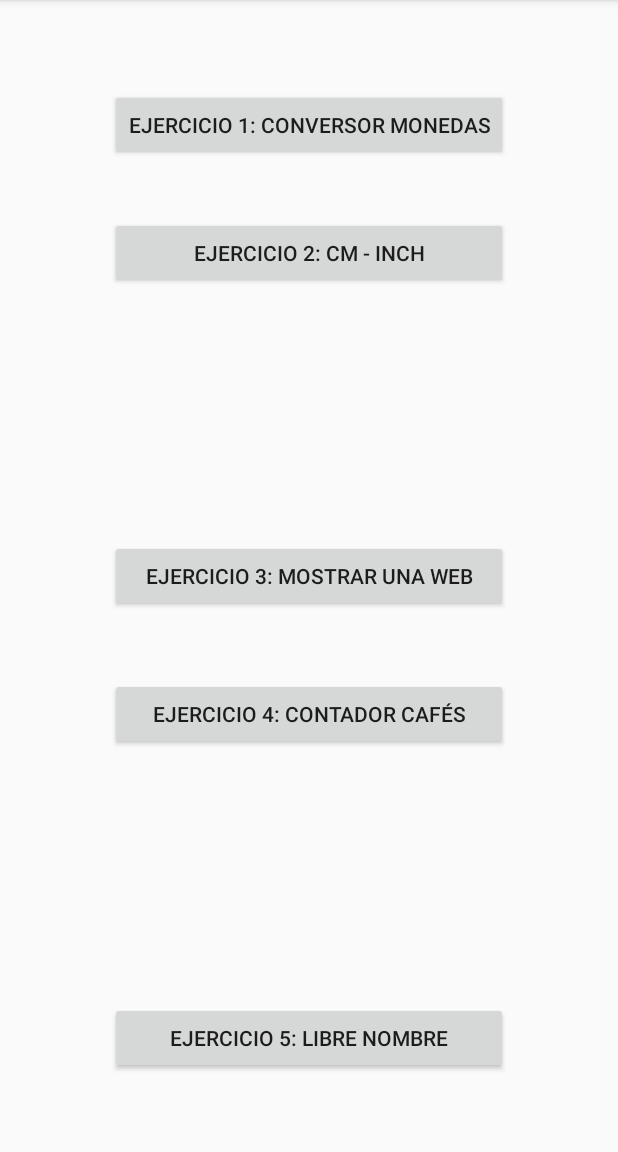
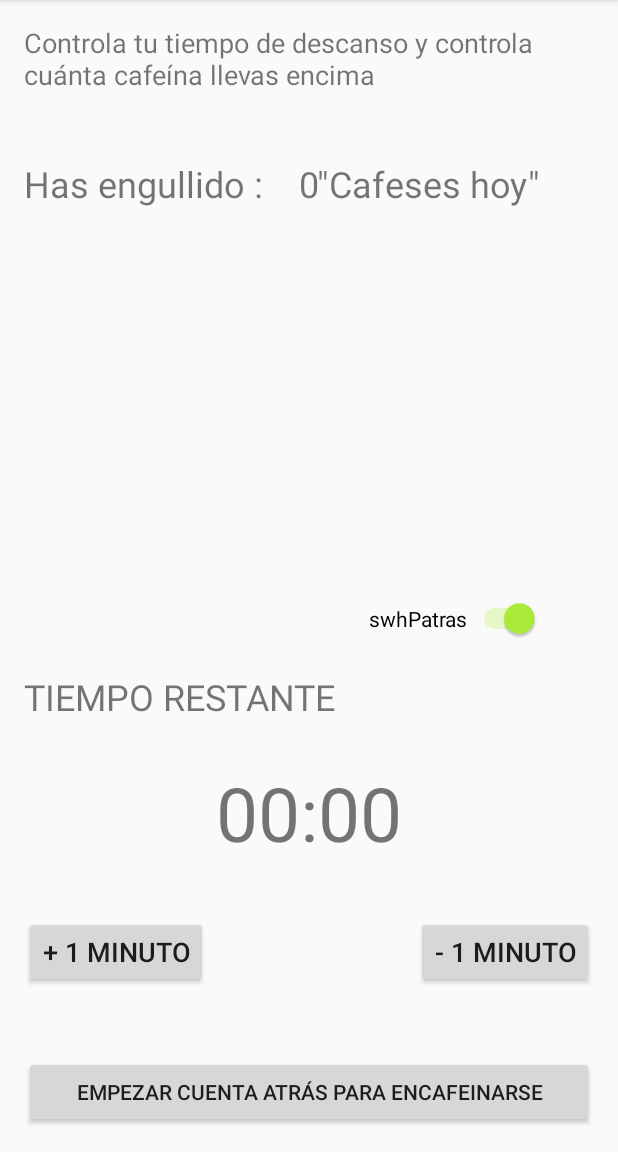
Before and after one commit to JasrSir/EjerciciosAccDat, an Android app: the screen it shows after launch (MainActivity before the commit, MainContaCoffee after it), after a tap on "EJERCICIO 4: CONTADOR CAFÉS", on a phone screen of 412 x 824 dp, the part 84-1236 px from its top. Run offline under Robolectric (Android 15) with nearby library versions, the phone set to English and light mode, and no system bars.

Commit message:
Cafeses Added

```diff
--- a/app/build.gradle
+++ b/app/build.gradle
@@ -28,4 +28,5 @@ dependencies {
     })
     compile 'com.android.support:appcompat-v7:23.4.0'
     testCompile 'junit:junit:4.12'
+    compile 'com.google.android.gms:play-services-appindexing:8.4.0'
 }
--- a/app/src/main/java/com/jasrsir/ejerciciostema1/MainActivity.java
+++ b/app/src/main/java/com/jasrsir/ejerciciostema1/MainActivity.java
@@ -51,6 +51,8 @@ public class MainActivity extends AppCompatActivity implements View.OnClickListe
                 startActivity(intent);
                 break;
             case R.id.btnEjer4:
+                intent = new Intent(MainActivity.this, MainContaCoffee.class);
+                startActivity(intent);
                 break;
             case R.id.btnEjer5:
                 break;
--- /dev/null
+++ b/app/src/main/java/com/jasrsir/ejerciciostema1/MainContaCoffee.java
@@ -0,0 +1,143 @@
+package com.jasrsir.ejerciciostema1;
+
+import android.os.CountDownTimer;
+import android.support.v7.app.AlertDialog;
+import android.support.v7.app.AppCompatActivity;
+import android.os.Bundle;
+import android.view.View;
+import android.widget.Button;
+import android.widget.Switch;
+import android.widget.TextView;
+
+
+import static com.jasrsir.ejerciciostema1.R.id.btn1mas;
+import static com.jasrsir.ejerciciostema1.R.id.btn1menos;
+import static com.jasrsir.ejerciciostema1.R.id.btnStart;
+import static com.jasrsir.ejerciciostema1.R.id.swhPatras;
+
+public class MainContaCoffee extends AppCompatActivity implements View.OnClickListener {
+
+    private Contador contador;
+    private Button minMas;
+    private Button minMenos;
+    private Button start;
+    private int numCafe;
+    private int minutos;
+    private int segundos;
+    private TextView tiempo;
+    private TextView cafeses;
+    private Switch haciatras;
+
+    @Override
+    protected void onCreate(Bundle savedInstanceState) {
+        super.onCreate(savedInstanceState);
+        setContentView(R.layout.activity_main_conta_coffee);
+        inicializar();
+    }
+
+    //método que inicializa los componentes
+    private void inicializar() {
+        start = (Button) findViewById(btnStart);
+        minMas = (Button) findViewById(R.id.btn1mas);
+        minMenos = (Button) findViewById(R.id.btn1menos);
+        tiempo = (TextView) findViewById(R.id.txvTiempoRestante);
+        cafeses = (TextView) findViewById(R.id.txvNumCafe);
+        haciatras = (Switch) findViewById(R.id.swhPatras);
+        start.setOnClickListener(this);
+        minMenos.setOnClickListener(this);
+        minMas.setOnClickListener(this);
+        numCafe = 0;
+    }
+
+    @Override
+    public void onClick(View v) {
+        switch (v.getId()) {
+            case btnStart:
+                if (minutos != 00) {
+                    contador = new Contador(minutos * 60000, 1000);
+                    contador.start();
+                    minMas.setEnabled(false);
+                    minMenos.setEnabled(false);
+                    haciatras.setEnabled(false);
+                }
+                break;
+            case btn1mas:
+                if (minutos == 59) {
+                    AlertDialog.Builder popup = new AlertDialog.Builder(this);
+                    popup.setTitle("Aviso por Exceso de Tiempo");
+                    popup.setMessage("Se te va a enfriar el café con el rato que te vas a tirar");
+                    popup.setPositiveButton("bueno...", null);
+                    popup.show();
+                } else {
+                    minutos++;
+                    actualizar();
+                }
+
+                break;
+            case btn1menos:
+                if (minutos == 00) {
+                    AlertDialog.Builder popup=new AlertDialog.Builder(this);
+                    popup.setTitle("Falta de tiempo");
+                    popup.setMessage("No tienes tiempo, no vas a poder tomarte un café");
+                    popup.setPositiveButton("Es cierto...", null);
+                    popup.show();
+                } else {
+                    minutos--;
+                    actualizar();
+                }
+                break;
+        }
+    }
+
+    private void actualizar() {
+        tiempo.setText(String.format("%02d", minutos) + ":" + String.format("%02d", segundos));
+        cafeses.setText(String.format("%02d", numCafe));
+    }
+
+    /**
+     * Clase que implementa CountDOwnTimer para simular un temporizador
+     */
+    private class Contador extends CountDownTimer {
+
+
+        //Constructor por defecto
+        public Contador(long tiempoTotalMilis, long intervaloMili) {
+            super(tiempoTotalMilis, intervaloMili);
+            if (!haciatras.isChecked())
+                segundos = 59;//TODO MIRAR AQUI
+        }
+
+        @Override
+        public void onTick(long miliSegFinal) {
+            if (haciatras.isChecked()) {
+                if (segundos == 0) {
+                    minutos--;
+                    segundos = 59;
+                } else
+                    segundos--;
+            } else {
+                if (segundos == 59) {
+                    minutos++;
+                    segundos = 0;
+                } else
+                    segundos++;
+            }
+            actualizar();
+        }
+
+        @Override
+        public void onFinish() {
+            AlertDialog.Builder popup=new AlertDialog.Builder(MainContaCoffee.this);
+            popup.setTitle("Fin del Tiempo");
+            popup.setMessage("Ala, ya te has puesto hasta arriba de café, Vayase a currar no máaas!");
+            popup.setPositiveButton("Sí, ya me he chutado cafeína :)", null);
+            numCafe += 1;
+            segundos = 0;
+            actualizar();
+            popup.show();
+            minMas.setEnabled(true);
+            minMenos.setEnabled(true);
+
+        }
+    }
+}
--- a/app/src/main/java/com/jasrsir/ejerciciostema1/VisorWeb.java
+++ b/app/src/main/java/com/jasrsir/ejerciciostema1/VisorWeb.java
@@ -1,5 +1,6 @@
 package com.jasrsir.ejerciciostema1;
 
+import android.content.Intent;
 import android.support.v7.app.AppCompatActivity;
 import android.os.Bundle;
 import android.webkit.WebView;
@@ -7,13 +8,16 @@ import android.webkit.WebViewClient;
 
 public class VisorWeb extends AppCompatActivity {
 
+    private Intent intent;
     WebView paginaweb;
     @Override
     protected void onCreate(Bundle savedInstanceState) {
         super.onCreate(savedInstanceState);
         setContentView(R.layout.activity_visor_web);
         //Asignamos el WebView a lavariable y la asignamos como ciente de web por defecto.
+        intent = this.getIntent();
         paginaweb = (WebView) findViewById(R.id.webv);
+        paginaweb.loadUrl(intent.getStringExtra("url"));
         paginaweb.setWebViewClient(new WebViewClient());
     }
 }
--- /dev/null
+++ b/app/src/main/res/layout/activity_main_conta_coffee.xml
@@ -0,0 +1,105 @@
+<?xml version="1.0" encoding="utf-8"?>
+<RelativeLayout xmlns:android="http://schemas.android.com/apk/res/android"
+    xmlns:tools="http://schemas.android.com/tools"
+    android:id="@+id/activity_main_conta_coffee"
+    android:layout_width="match_parent"
+    android:layout_height="match_parent"
+    android:paddingBottom="@dimen/activity_vertical_margin"
+    android:paddingLeft="@dimen/activity_horizontal_margin"
+    android:paddingRight="@dimen/activity_horizontal_margin"
+    android:paddingTop="@dimen/activity_vertical_margin"
+    tools:context="com.jasrsir.ejerciciostema1.MainContaCoffee">
+
+    <TextView
+        android:text="Controla tu tiempo de descanso y controla cuánta cafeína llevas encima"
+        android:layout_width="wrap_content"
+        android:layout_height="wrap_content"
+        android:layout_alignParentTop="true"
+        android:layout_alignParentLeft="true"
+        android:id="@+id/txvcofee"
+        android:layout_alignParentRight="true"
+        android:textSize="18sp" />
+
+    <Button
+        android:text="@string/btnStart"
+        android:layout_width="wrap_content"
+        android:layout_height="wrap_content"
+        android:layout_alignParentBottom="true"
+        android:id="@+id/btnStart"
+        android:layout_alignParentRight="true"
+        android:textSize="14sp"
+        android:layout_alignParentLeft="true" />
+
+    <Button
+        android:text="@string/btn1menos"
+        android:layout_width="wrap_content"
+        android:layout_height="wrap_content"
+        android:id="@+id/btn1menos"
+        android:textSize="18sp"
+        android:layout_above="@+id/btnStart"
+        android:layout_alignParentRight="true"
+        android:layout_marginBottom="45dp" />
+
+    <Button
+        android:text="@string/btn1mas"
+        android:layout_width="wrap_content"
+        android:layout_height="wrap_content"
+        android:id="@+id/btn1mas"
+        android:textSize="18sp"
+        android:layout_alignBaseline="@+id/btn1menos"
+        android:layout_alignBottom="@+id/btn1menos"
+        android:layout_alignParentLeft="true" />
+
+    <TextView
+        android:layout_width="wrap_content"
+        android:layout_height="wrap_content"
+        android:layout_marginTop="44dp"
+        android:id="@+id/textView3"
+        android:textSize="24sp"
+        android:text='Has engullido :      "Cafeses hoy"'
+        android:layout_below="@+id/txvcofee"
+        android:layout_alignParentLeft="true" />
+
+    <TextView
+        android:text="@string/txvNumCafe"
+        android:layout_width="wrap_content"
+        android:layout_height="wrap_content"
+        android:id="@+id/txvNumCafe"
+        android:textSize="24sp"
+        android:layout_alignBaseline="@+id/textView3"
+        android:layout_alignBottom="@+id/textView3"
+        android:layout_centerHorizontal="true" />
+
+    <TextView
+        android:text="@string/txvTiempoRestante"
+        android:layout_width="wrap_content"
+        android:layout_height="wrap_content"
+        android:id="@+id/txvTiempoRestante"
+        android:textSize="50sp"
+        android:layout_marginBottom="35dp"
+        tools:text="00 : 00"
+        android:layout_above="@+id/btn1menos"
+        android:layout_centerHorizontal="true" />
+
+    <TextView
+        android:text="TIEMPO RESTANTE"
+        android:layout_width="wrap_content"
+        android:layout_height="wrap_content"
+        android:id="@+id/txvTiempoRest"
+        android:textSize="24sp"
+        android:layout_marginBottom="27dp"
+        android:layout_above="@+id/txvTiempoRestante"
+        android:layout_alignParentLeft="true" />
+
+    <Switch
+        android:layout_width="wrap_content"
+        android:layout_height="wrap_content"
+        android:id="@+id/swhPatras"
+        tools:text="Hacia atrás"
+        android:checked="true"
+        android:text="@string/swhpatras"
+        android:layout_above="@+id/txvTiempoRest"
+        android:layout_alignRight="@+id/textView3"
+        android:layout_marginBottom="22dp" />
+
+</RelativeLayout>
--- a/app/src/main/res/values/strings.xml
+++ b/app/src/main/res/values/strings.xml
@@ -18,4 +18,12 @@
     <string name="url_o_web">url o web</string>
     <string name="acceder_a_la_p_gina">Acceder a la página</string>
     <string name="ingrese_la_web_a_la_que_desea_acceder">Ingrese la WEB a la que desea acceder</string>
+    <string name="txvNumCafe">0</string>
+    <string name="txvTiempoRestante">00:00</string>
+    <string name="btn1mas">+ 1 minuto</string>
+    <string name="btn1menos">- 1 minuto</string>
+    <string name="btnStart">Empezar cuenta atrás para encafeinarse</string>
+    <string name="txvMinutos">00</string>
+    <string name="txvSegundos">00</string>
+    <string name="swhpatras">swhPatras</string>
 </resources>
```
Also changed, not shown: app/src/main/AndroidManifest.xml (+6 -1 lines), app/src/main/java/com/jasrsir/ejerciciostema1/MainWeb.java (+9 -9 lines).
